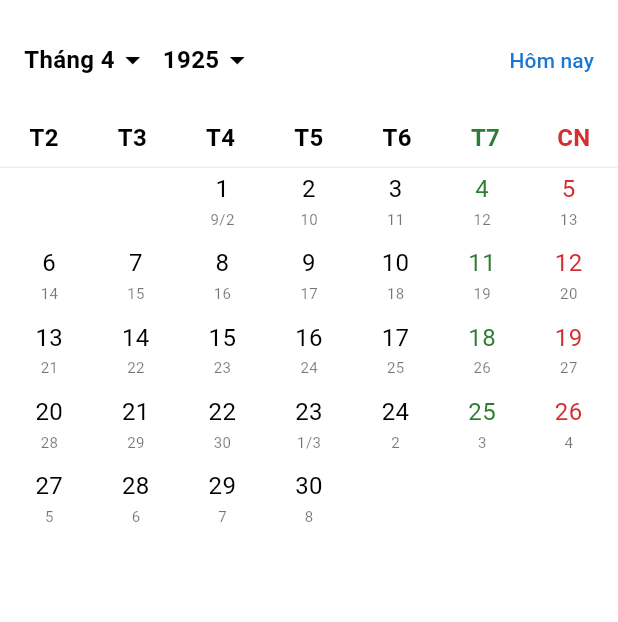
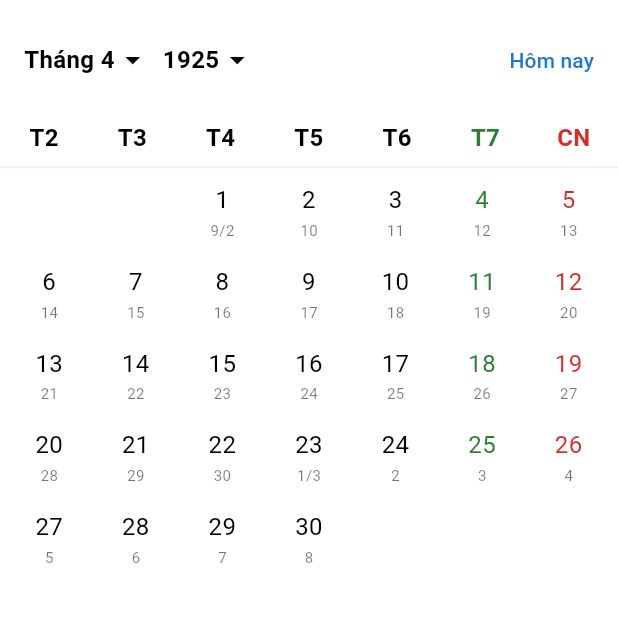
Before and after one commit to nxhiep/lunar_calendar, a Flutter app: the screen it shows after launch, scrolled down 576 dp, on a phone screen of 412 x 824 dp, the part 84-706 px from its top. Run offline on Flutter 3.47's test engine with Material 3 defaults, Android fonts, the phone set to English and light mode, and no system bars; our stand-ins replace shared_preferences.

Commit message:
add initialSolarDate, initialLunarDate

```diff
--- a/example/lib/main.dart
+++ b/example/lib/main.dart
@@ -62,6 +62,13 @@ class _MyHomePageState extends State<MyHomePage> {
 
   @override
   Widget build(BuildContext context) {
+    const testLunarDate = LunarDate(
+      day: 1,
+      month: 1,
+      year: 2025,
+      isLeapMonth: false,
+    );
+
     return Scaffold(
       appBar: AppBar(
         title: const Text('Calendar Example'),
@@ -89,8 +96,10 @@ class _MyHomePageState extends State<MyHomePage> {
         localization: _isVietnamese
             ? LunarCalendarLocalization.vi
             : LunarCalendarLocalization.en,
-        onDateSelected: (date) {
+        initialLunarDate: testLunarDate,
+        onDateSelected: (date, lunarDate) {
           print('Selected date: $date');
+          print('Selected lunar date: $lunarDate');
         },
         events: [
           LunarEvent(
--- a/lib/src/models/lunar_date.dart
+++ b/lib/src/models/lunar_date.dart
@@ -1,3 +1,5 @@
+import '../../lunar_calendar.dart';
+
 /// Model biểu diễn ngày âm lịch
 class LunarDate {
   /// Ngày âm lịch (1-30)
@@ -26,14 +28,20 @@ class LunarDate {
 
   /// Tạo LunarDate từ DateTime (dương lịch)
   static LunarDate fromSolar(DateTime solarDate) {
-    // TODO: Implement conversion logic
-    throw UnimplementedError();
+    return LunarUtils.solarToLunar(solarDate);
   }
 
   /// Chuyển đổi sang DateTime (dương lịch)
   DateTime toSolar() {
-    // TODO: Implement conversion logic
-    throw UnimplementedError();
+    final currentTimeZone = DateTime.now().timeZoneOffset.inHours;
+    final date = LunarUtils.lunarToSolar(
+      day,
+      month,
+      year,
+      isLeapMonth ? 1 : 0,
+      currentTimeZone.toDouble(),
+    );
+    return DateTime(date[2], date[1], date[0]);
   }
 
   LunarDate copyWith({
--- a/lib/src/widgets/lunar_calendar.dart
+++ b/lib/src/widgets/lunar_calendar.dart
@@ -2,6 +2,7 @@ import 'package:flutter/material.dart' hide DateUtils;
 
 import '../localization/lunar_calendar_localization.dart';
 import '../models/calendar_view.dart';
+import '../models/lunar_date.dart';
 import '../models/lunar_event.dart';
 import '../theme/lunar_calendar_theme.dart';
 import '../utils/date_utils.dart';
@@ -14,7 +15,7 @@ class LunarCalendar extends StatefulWidget {
 
   final LunarCalendarLocalization? localization;
 
-  final ValueChanged<DateTime>? onDateSelected;
+  final Function(DateTime solarDate, LunarDate lunarDate)? onDateSelected;
 
   /// Có hiển thị ngày của tháng khác không
   final bool? showOutsideDays;
@@ -26,6 +27,12 @@ class LunarCalendar extends StatefulWidget {
   /// Có hiển thị nút Today không
   final bool showTodayButton;
 
+  /// Ngày dương lịch ban đầu được chọn
+  final DateTime? initialSolarDate;
+
+  /// Ngày âm lịch ban đầu được chọn
+  final LunarDate? initialLunarDate;
+
   const LunarCalendar({
     super.key,
     this.theme,
@@ -35,6 +42,8 @@ class LunarCalendar extends StatefulWidget {
     this.events = const [],
     this.maxWidth,
     this.showTodayButton = true, // Mặc định là hiển thị
+    this.initialSolarDate,
+    this.initialLunarDate,
   });
 
   @override
@@ -51,10 +60,33 @@ class _LunarCalendarState extends State<LunarCalendar> {
   @override
   void initState() {
     super.initState();
-    _selectedDate = DateTime.now();
-    _displayedMonth = DateTime.now();
+
+    // Sử dụng initialSolarDate nếu được cung cấp, nếu không thì sử dụng ngày hiện tại
+    _selectedDate = widget.initialSolarDate ?? DateTime.now();
+
+    // Nếu initialLunarDate được cung cấp, chuyển đổi nó thành ngày dương lịch và sử dụng
+    if (widget.initialLunarDate != null) {
+      try {
+        // Chuyển đổi từ âm lịch sang dương lịch
+        final solarDate = widget.initialLunarDate!.toSolar();
+
+        if (solarDate.year > 0) {
+          _selectedDate = solarDate;
+        }
+      } catch (e) {
+        // Nếu có lỗi khi chuyển đổi, giữ nguyên giá trị mặc định
+      }
+    }
+
+    // Hiển thị tháng chứa ngày được chọn
+    _displayedMonth = DateTime(_selectedDate.year, _selectedDate.month, 1);
     _currentView = CalendarView.month;
-    _pageController = PageController(initialPage: _initialPage);
+
+    // Tính toán trang ban đầu dựa trên sự chênh lệch tháng
+    final now = DateTime.now();
+    final monthDiff = (_displayedMonth.year - now.year) * 12 +
+        (_displayedMonth.month - now.month);
+    _pageController = PageController(initialPage: _initialPage + monthDiff);
   }
 
   @override
@@ -101,8 +133,8 @@ class _LunarCalendarState extends State<LunarCalendar> {
             ? widget.maxWidth!
             : deviceWidth
         : deviceWidth;
-    final heightOfCell = (theme.fontSize + theme.subtextFontSize) * 1.25 + 10;
-    final calendarHeight = 5 * heightOfCell + 5 * 8;
+    final heightOfCell = (theme.fontSize + theme.subtextFontSize) * 1.5 + 16;
+    final calendarHeight = 5 * heightOfCell;
 
     final monthEvents = _getEventsForDate();
 
@@ -171,7 +203,7 @@ class _LunarCalendarState extends State<LunarCalendar> {
           if (_currentView.isMonth && monthEvents.isNotEmpty) ...[
             const SizedBox(height: 12),
             Padding(
-              padding: const EdgeInsets.all(16),
+              padding: const EdgeInsets.only(left: 16, right: 16, bottom: 16),
               child: Text(
                 localization.get('events'),
                 style: TextStyle(
@@ -239,8 +271,7 @@ class _LunarCalendarState extends State<LunarCalendar> {
     double heightOfCell,
   ) {
     final days = DateUtils.daysInMonth(month);
-    final widthOfCell = (maxWidth - 8 * 7) / 7;
-    final childAspectRatio = widthOfCell / heightOfCell;
+    final widthOfCell = maxWidth / 7;
 
     return Container(
       width: maxWidth,
@@ -250,7 +281,7 @@ class _LunarCalendarState extends State<LunarCalendar> {
         physics: const NeverScrollableScrollPhysics(),
         gridDelegate: SliverGridDelegateWithFixedCrossAxisCount(
           crossAxisCount: 7,
-          childAspectRatio: childAspectRatio,
+          childAspectRatio: widthOfCell / heightOfCell,
           mainAxisSpacing: 8,
           crossAxisSpacing: 8,
         ),
@@ -350,6 +381,7 @@ class _LunarCalendarState extends State<LunarCalendar> {
 
   void _onDateTapped(DateTime date) {
     setState(() => _selectedDate = date);
-    widget.onDateSelected?.call(date);
+    final lunarDate = LunarUtils.solarToLunar(date);
+    widget.onDateSelected?.call(date, lunarDate);
   }
 }
```
